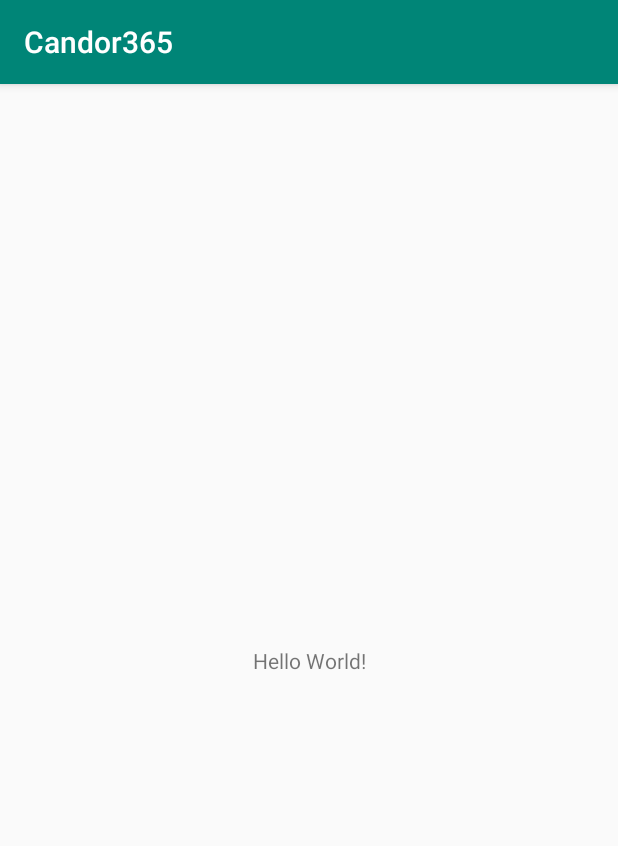
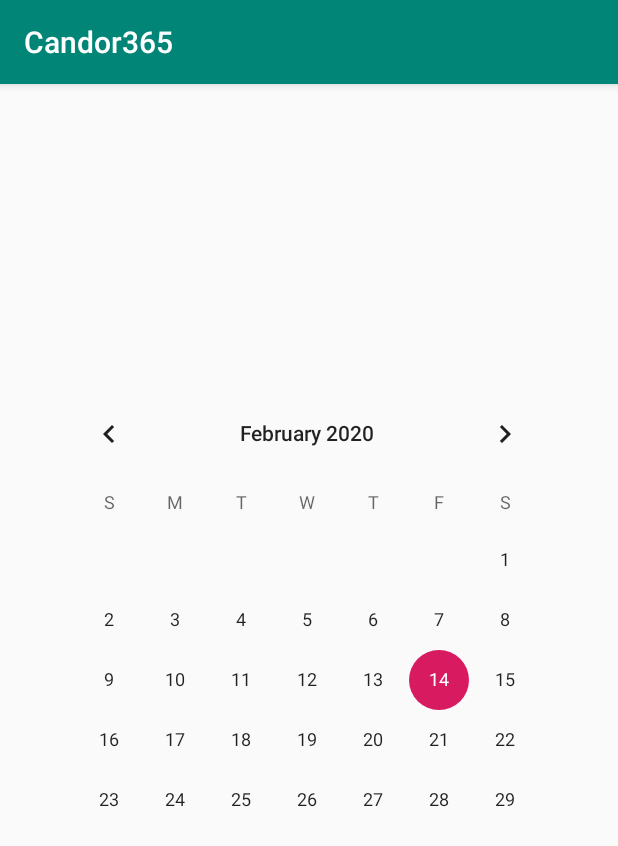
Before and after one commit to wlhoyt/CS495, an Android app: the screen it shows after launch (MainActivity), on a phone screen of 412 x 824 dp. Shown: the top 846 px of the screen. Run offline under Robolectric (Android 15) with nearby library versions, the phone set to English and light mode, and no system bars; our stand-ins replace Firebase (no records; nobody signed in at launch, a user with empty details on screens opened directly).

Commit message:
Calendar View updates (making a new screen using activity_shop.xml

```diff
--- a/app/build.gradle
+++ b/app/build.gradle
@@ -25,6 +25,7 @@ dependencies {
     implementation 'androidx.appcompat:appcompat:1.1.0'
     implementation 'androidx.constraintlayout:constraintlayout:1.1.3'
     implementation 'com.google.firebase:firebase-auth:19.2.0'
+    implementation 'com.google.android.material:material:1.1.0'
     testImplementation 'junit:junit:4.13'
     androidTestImplementation 'androidx.test.ext:junit:1.1.1'
     androidTestImplementation 'androidx.test.espresso:espresso-core:3.2.0'
--- a/app/src/main/AndroidManifest.xml
+++ b/app/src/main/AndroidManifest.xml
@@ -9,6 +9,10 @@
         android:roundIcon="@mipmap/ic_launcher_round"
         android:supportsRtl="true"
         android:theme="@style/AppTheme">
+        <activity
+            android:name=".ShopActivity"
+            android:label="@string/title_activity_shop"
+            android:theme="@style/AppTheme.NoActionBar"></activity>
         <activity android:name=".MainActivity">
             <intent-filter>
                 <action android:name="android.intent.action.MAIN" />
--- a/app/src/main/res/layout/activity_main.xml
+++ b/app/src/main/res/layout/activity_main.xml
@@ -4,15 +4,42 @@
     xmlns:tools="http://schemas.android.com/tools"
     android:layout_width="match_parent"
     android:layout_height="match_parent"
-    tools:context=".MainActivity">
+    tools:context=".MainActivity" >
 
-    <TextView
+    <CalendarView
+        android:id="@+id/calendarView"
         android:layout_width="wrap_content"
         android:layout_height="wrap_content"
-        android:text="Hello World!"
+        android:layout_marginStart="28dp"
+        android:layout_marginTop="199dp"
+        android:layout_marginEnd="33dp"
+        android:layout_marginBottom="194dp"
         app:layout_constraintBottom_toBottomOf="parent"
-        app:layout_constraintLeft_toLeftOf="parent"
-        app:layout_constraintRight_toRightOf="parent"
-        app:layout_constraintTop_toTopOf="parent" />
+        app:layout_constraintEnd_toEndOf="parent"
+        app:layout_constraintHorizontal_bias="1.0"
+        app:layout_constraintStart_toStartOf="parent"
+        app:layout_constraintTop_toTopOf="parent"
+        app:layout_constraintVertical_bias="0.0" />
 
+    <androidx.core.widget.NestedScrollView
+        android:id="@+id/notifications"
+        android:layout_width="0dp"
+        android:layout_height="0dp"
+        android:layout_marginStart="1dp"
+        android:layout_marginTop="44dp"
+        android:layout_marginEnd="1dp"
+        android:layout_marginBottom="44dp"
+        android:fillViewport="true"
+        app:layout_constraintBottom_toTopOf="@+id/calendarView"
+        app:layout_constraintEnd_toEndOf="parent"
+        app:layout_constraintHorizontal_bias="0.0"
+        app:layout_constraintStart_toStartOf="parent"
+        app:layout_constraintTop_toTopOf="parent"
+        app:layout_constraintVertical_bias="0.0">
+
+        <LinearLayout
+            android:layout_width="match_parent"
+            android:layout_height="wrap_content"
+            android:orientation="vertical" />
+    </androidx.core.widget.NestedScrollView>
 </androidx.constraintlayout.widget.ConstraintLayout>
--- a/app/src/main/res/values/strings.xml
+++ b/app/src/main/res/values/strings.xml
@@ -4,4 +4,5 @@
     <string name="welcome_to_candor">Welcome To Candor</string>
     <string name="name">Name</string>
     <string name="phone">Phone #</string>
+    <string name="title_activity_shop">ShopActivity</string>
 </resources>
--- a/app/src/main/res/values/styles.xml
+++ b/app/src/main/res/values/styles.xml
@@ -8,4 +8,13 @@
         <item name="colorAccent">@color/colorAccent</item>
     </style>
 
+    <style name="AppTheme.NoActionBar">
+        <item name="windowActionBar">false</item>
+        <item name="windowNoTitle">true</item>
+    </style>
+
+    <style name="AppTheme.AppBarOverlay" parent="ThemeOverlay.AppCompat.Dark.ActionBar" />
+
+    <style name="AppTheme.PopupOverlay" parent="ThemeOverlay.AppCompat.Light" />
+
 </resources>
```
